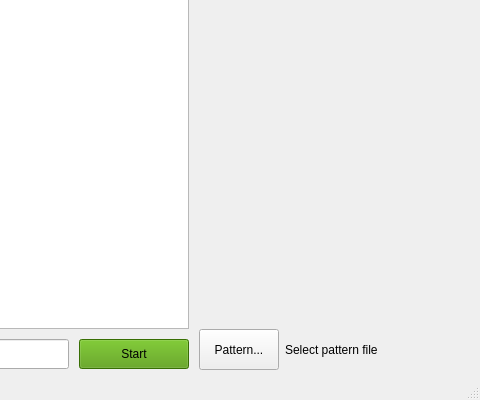
First picture: the form in humanpatterns.ui, repository ajhalme/human-patterns, before the edit; both pictures show x 601 to 1081 and y 200 to 600 of the 1081 by 600 pixel window.
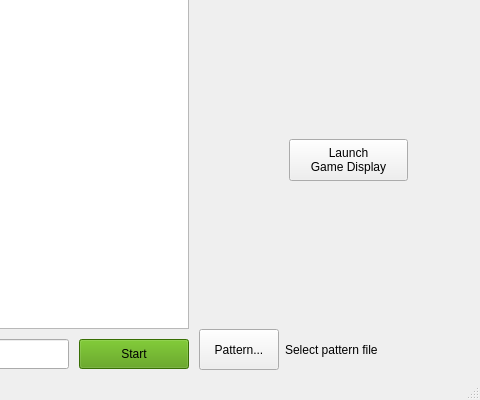
Second picture: the form after the edit.

Commit message: add game display

What changed in the file:
```diff
--- a/humanpatterns.ui
+++ b/humanpatterns.ui
@@ -139,7 +139,7 @@
      </layout>
     </widget>
    </widget>
-   <widget class="QWidget" name="">
+   <widget class="QWidget" name="layoutWidget">
     <property name="geometry">
      <rect>
       <x>800</x>
@@ -177,6 +177,26 @@
      </item>
     </layout>
    </widget>
+   <widget class="QPushButton" name="launchGameDisplay">
+    <property name="geometry">
+     <rect>
+      <x>890</x>
+      <y>320</y>
+      <width>119</width>
+      <height>42</height>
+     </rect>
+    </property>
+    <property name="sizePolicy">
+     <sizepolicy hsizetype="Minimum" vsizetype="Maximum">
+      <horstretch>0</horstretch>
+      <verstretch>0</verstretch>
+     </sizepolicy>
+    </property>
+    <property name="text">
+     <string>Launch
+Game Display</string>
+    </property>
+   </widget>
   </widget>
   <widget class="QMenuBar" name="menubar">
    <property name="geometry">
```
The commit also changes 9 other files.
